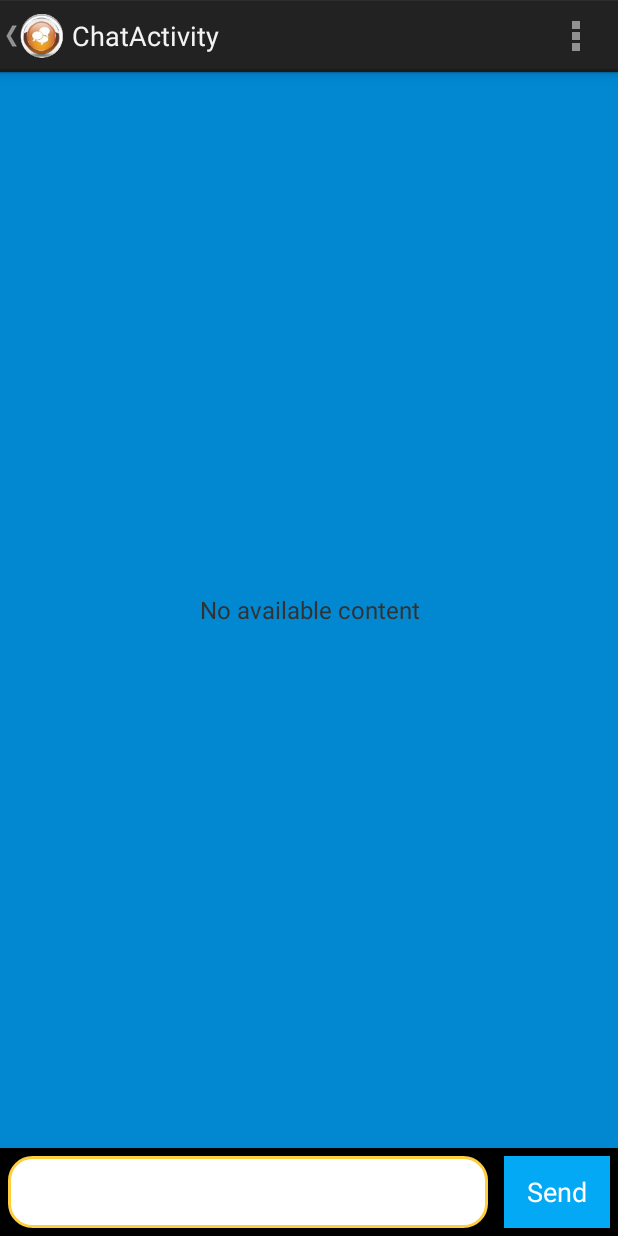
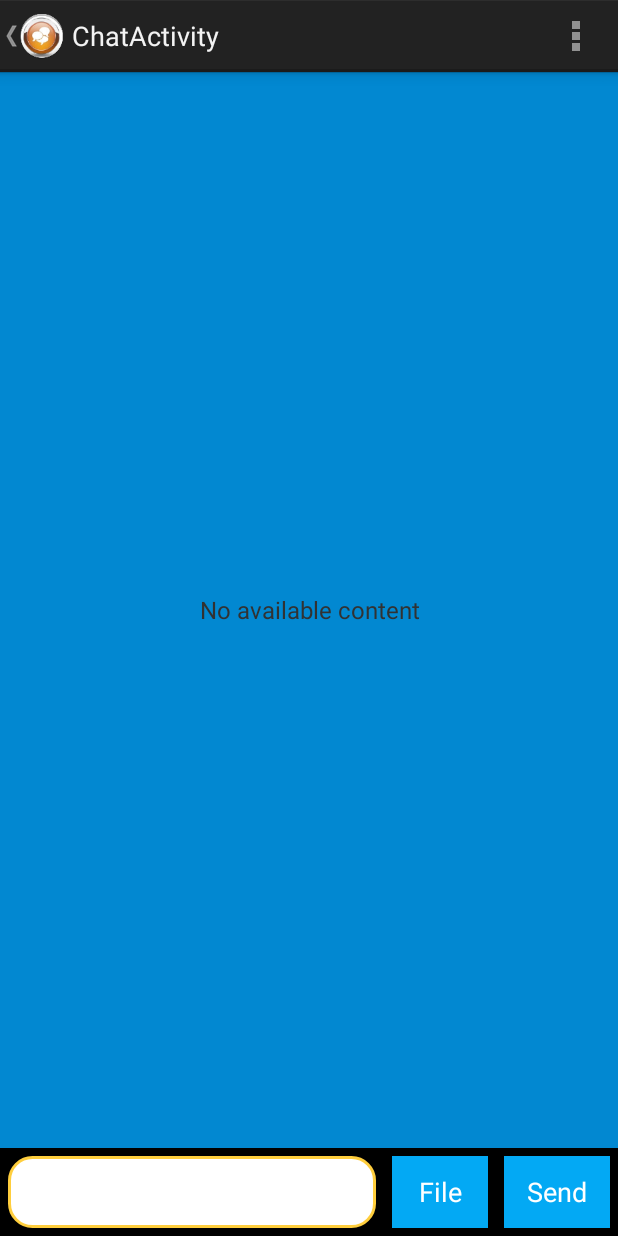
Before and after one commit to MaggGomes/FEUP-SDIS, an Android app: the ChatActivity screen opened directly, with no data from a screen before it, on a phone screen of 412 x 824 dp. Run offline under Robolectric (Android 15) with nearby library versions, the phone set to English and light mode, and no system bars; 13 statements that could not run were skipped.

```diff
--- a/HereChat/source/app/src/main/res/layout/activity_chat.xml
+++ b/HereChat/source/app/src/main/res/layout/activity_chat.xml
@@ -17,7 +17,7 @@
             android:layout_width="0dp"
             android:layout_height="fill_parent"
             android:layout_margin="5sp"
-            android:layout_weight="1"
+            android:layout_weight="0.69"
             android:background="@drawable/message_field"
             android:inputType="textMultiLine"
             android:padding="5sp"
@@ -25,6 +25,20 @@
 
         <Button
             android:id="@+id/chat_activity_send_button"
+            android:layout_width="wrap_content"
+            android:layout_height="fill_parent"
+            android:layout_margin="5sp"
+            android:background="@color/primaryColor"
+            android:onClick="OnSendButtonClicked"
+            android:paddingBottom="5sp"
+            android:paddingLeft="15sp"
+            android:paddingRight="15sp"
+            android:paddingTop="5sp"
+            android:text="File"
+            android:textColor="@color/White" />
+
+        <Button
+            android:id="@+id/chat_activity_file_button"
             android:layout_width="wrap_content"
             android:layout_height="fill_parent"
             android:layout_margin="5sp"
```
Also changed, not shown: 1 other file.
